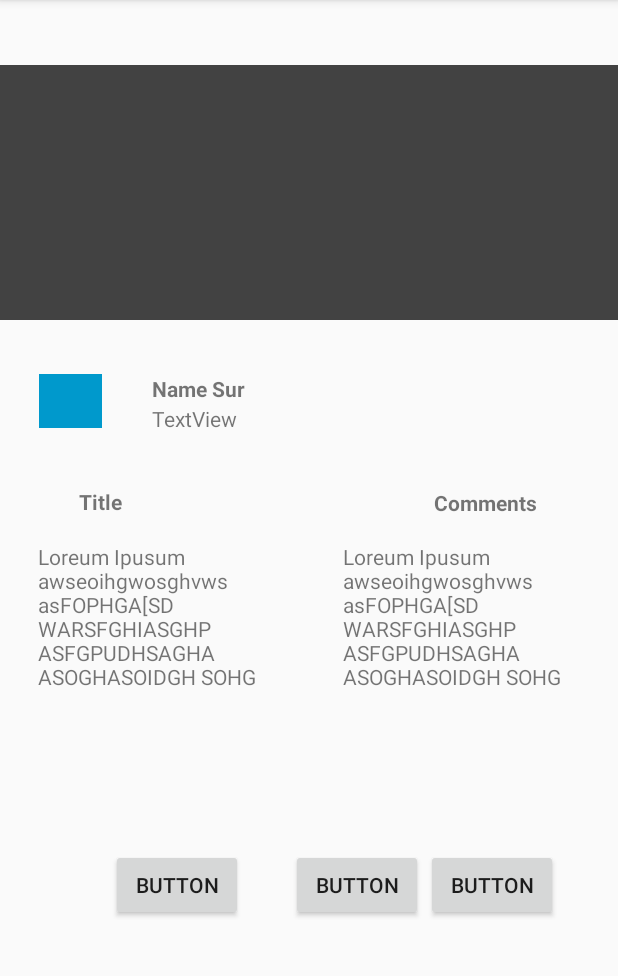
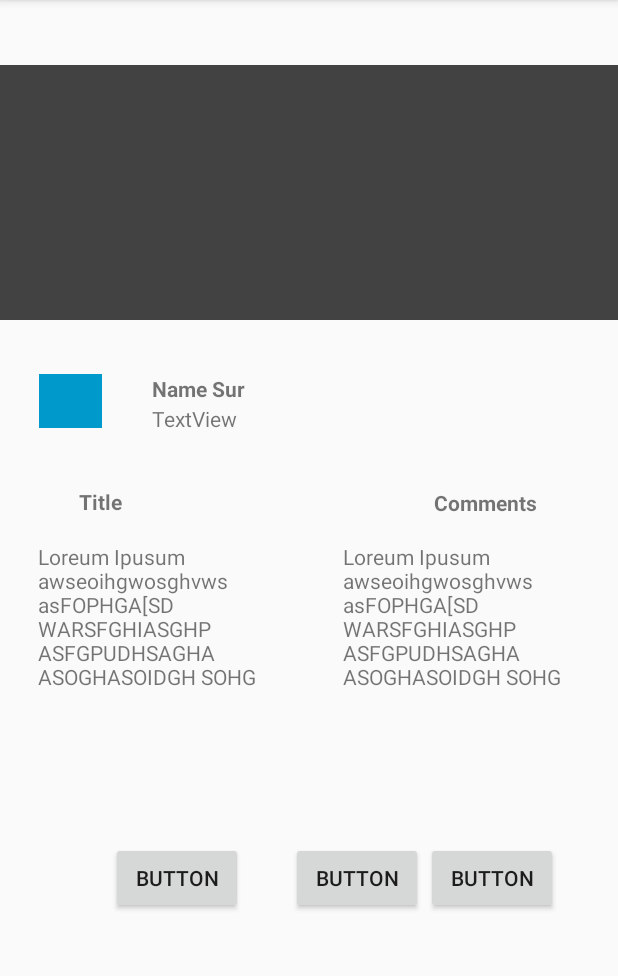
Before and after one commit to kumar245/GIt-Rebase, an Android app: the screen it shows after launch (MainActivity), on a phone screen of 412 x 824 dp, the part 84-1060 px from its top. Run offline under Robolectric (Android 15) with nearby library versions, the phone set to English and light mode, and no system bars.

Commit message:
Third Branch Commit

```diff
--- a/app/src/main/res/layout/activity_main.xml
+++ b/app/src/main/res/layout/activity_main.xml
@@ -130,8 +130,8 @@
         android:layout_height="wrap_content"
         android:layout_marginBottom="6dp"
         android:layout_marginEnd="2dp"
-        android:layout_marginRight="20dp"
-        android:layout_marginTop="8dp"
+        android:layout_marginRight="0dp"
+        android:layout_marginTop="0dp"
         android:text="Button"
         app:layout_constraintBottom_toBottomOf="parent"
         app:layout_constraintEnd_toStartOf="@+id/button10"
```
